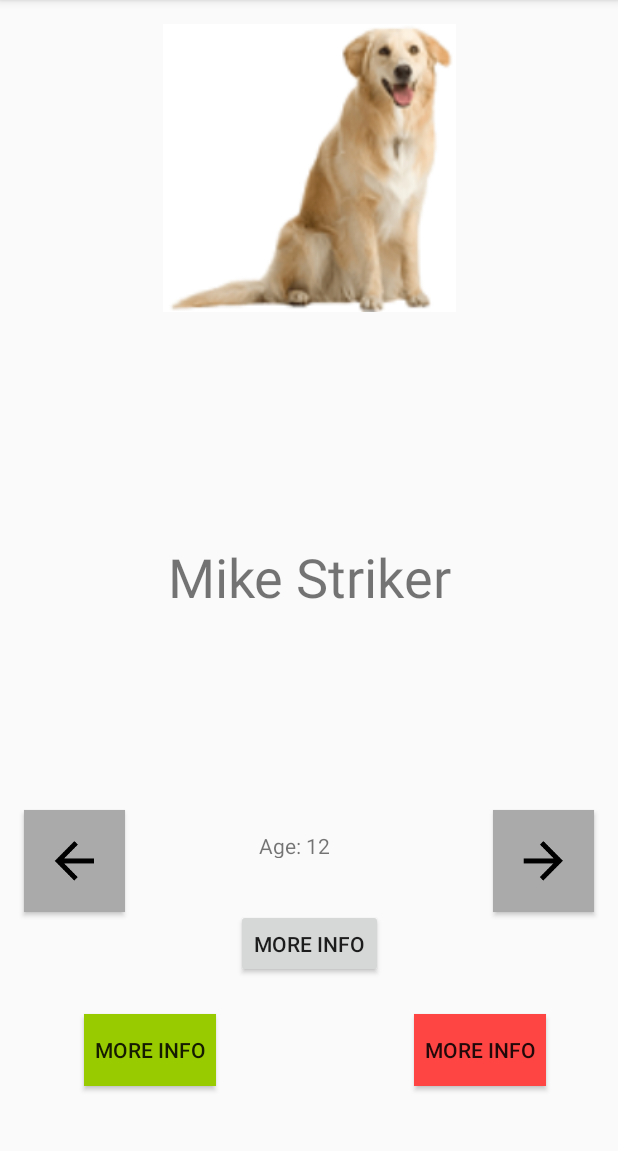
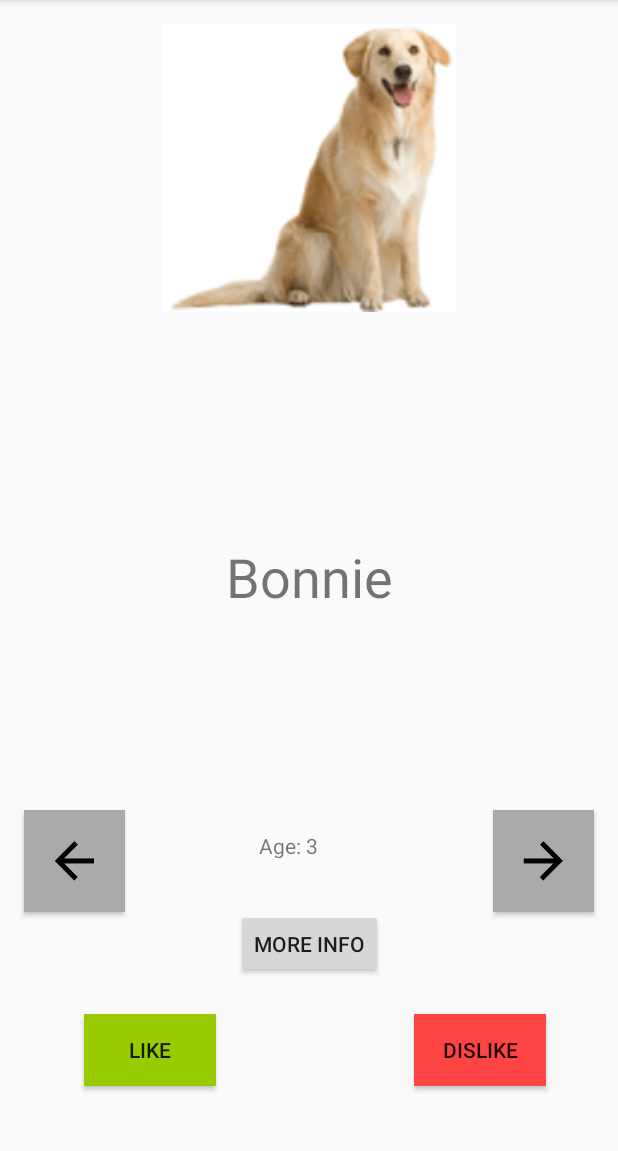
Before and after one commit to timbabs1/RealWorldProjectBackendPublic, an Android app: the screen it shows after launch (MainActivity), on a phone screen of 412 x 824 dp, the part 84-1235 px from its top. Run offline under Robolectric (Android 15) with nearby library versions, the phone set to English and light mode, and no system bars.

Commit message:
Changed Strings Added animal class buttons work to add new images to add more info to add database for liked animals

```diff
--- a/app/src/main/AndroidManifest.xml
+++ b/app/src/main/AndroidManifest.xml
@@ -16,6 +16,7 @@
                 <category android:name="android.intent.category.LAUNCHER" />
             </intent-filter>
         </activity>
+        <activity android:name=".MoreInfo"></activity>
     </application>
 
 </manifest>
--- /dev/null
+++ b/app/src/main/java/com/example/timti/androidfriendfinder/AnimalClass.java
@@ -0,0 +1,44 @@
+package com.example.timti.androidfriendfinder;
+
+public class AnimalClass {
+    /*
+    Type
+    Breed
+    Age
+    Picture
+    History
+    Personality Traits
+     */
+    public String name;
+    public String type;
+    public String breed;
+    public int age;
+    public int photoid;
+
+    public AnimalClass(String name, String type, String breed, int age, int photoid){
+        this.name = name;
+        this.type = type;
+        this.age = age;
+        this.photoid = photoid;
+    }
+
+    public String getName() {
+        return name;
+    }
+
+    public String getType() {
+        return type;
+    }
+
+    public String getBreed() {
+        return breed;
+    }
+
+    public int getAge() {
+        return age;
+    }
+
+    public int getPhotoid() {
+        return photoid;
+    }
+}
--- a/app/src/main/java/com/example/timti/androidfriendfinder/MainActivity.java
+++ b/app/src/main/java/com/example/timti/androidfriendfinder/MainActivity.java
@@ -1,13 +1,77 @@
 package com.example.timti.androidfriendfinder;
 
+import android.media.Image;
 import android.support.v7.app.AppCompatActivity;
 import android.os.Bundle;
+import android.view.View;
+import android.widget.ImageView;
+import android.widget.TextView;
+import android.widget.Button;
+
+import java.util.ArrayList;
 
 public class MainActivity extends AppCompatActivity {
+
+    private TextView animalName;
+    private TextView animalAge;
+    private ImageView animalImage;
+    private Button rightButton;
+    private Button leftButton;
+    ArrayList<AnimalClass> animalList = new ArrayList<AnimalClass>();
+    int i = animalList.size()/2;
 
     @Override
     protected void onCreate(Bundle savedInstanceState) {
         super.onCreate(savedInstanceState);
         setContentView(R.layout.activity_main);
+        animalList.add(new AnimalClass("Bonnie", "Dog", "Labrador", 3, R.drawable.dog_ggg));
+        animalList.add(new AnimalClass("Cam the Camel", "Camel", "Wolly Camel", 11, R.drawable.camel));
+        animalList.add(new AnimalClass("Annie", "Dog", "Labrador", 2, R.drawable.dog_ggg));
+        animalList.add(new AnimalClass("Lamfred the Lion", "Cat", "African Lion", 4, R.drawable.camel));
+        animalList.add(new AnimalClass("Lucy", "Dog", "Labrador", 4, R.drawable.dog_ggg));
+        animalList.add(new AnimalClass("Wolly the Sheep", "Sheep", "Bluefaced Leicester", 2, R.drawable.camel));
+        animalList.add(new AnimalClass("Missy", "Dog", "West Highland White Terrior", 13, R.drawable.dog_ggg));
+        animalList.add(new AnimalClass("Lucifer", "Cat", "Bengal", 6, R.drawable.camel));
+
+
+        rightButton = (Button) findViewById(R.id.rightButton);
+        leftButton = (Button) findViewById(R.id.leftButton);
+        animalName = (TextView) findViewById(R.id.animalName);
+        animalAge = (TextView) findViewById(R.id.animalAge);
+        animalImage = (ImageView) findViewById(R.id.animalImage);
+
+        animalName.setText(animalList.get(i).getName());
+        animalAge.setText("Age: " + String.valueOf(animalList.get(i).getAge()));
+        animalImage.setImageResource(animalList.get(i).getPhotoid());
+
+        rightButton.setOnClickListener(
+                new Button.OnClickListener() {
+                    public void onClick(View v) {
+                        i++;
+                        if (i >= animalList.size()){
+                            i = 0;
+                        }
+                        animalName.setText(animalList.get(i).getName());
+                        animalAge.setText("Age: " + String.valueOf(animalList.get(i).getAge()));
+                        animalImage.setImageResource(animalList.get(i).getPhotoid());
+                    }
+                }
+        );
+
+        leftButton.setOnClickListener(
+                new Button.OnClickListener(){
+                    public void onClick(View v){
+                        i--;
+                        if (i < 0)
+                        {
+                            i = animalList.size()-1;
+                        }
+                        animalName.setText(animalList.get(i).getName());
+                        animalAge.setText("Age: " + String.valueOf(animalList.get(i).getAge()));
+                        animalImage.setImageResource(animalList.get(i).getPhotoid());
+                    }
+                }
+        );
+
     }
 }
--- /dev/null
+++ b/app/src/main/java/com/example/timti/androidfriendfinder/MoreInfo.java
@@ -0,0 +1,13 @@
+package com.example.timti.androidfriendfinder;
+
+import android.support.v7.app.AppCompatActivity;
+import android.os.Bundle;
+
+public class MoreInfo extends AppCompatActivity {
+
+    @Override
+    protected void onCreate(Bundle savedInstanceState) {
+        super.onCreate(savedInstanceState);
+        setContentView(R.layout.activity_more_info);
+    }
+}
--- a/app/src/main/res/layout/activity_main.xml
+++ b/app/src/main/res/layout/activity_main.xml
@@ -7,6 +7,7 @@
     tools:context="com.example.timti.androidfriendfinder.MainActivity">
 
     <TextView
+        android:id="@+id/animalName"
         android:layout_width="wrap_content"
         android:layout_height="wrap_content"
         android:text="@string/Name"
@@ -17,7 +18,7 @@
         app:layout_constraintTop_toTopOf="parent" />
 
     <ImageView
-        android:id="@+id/imageView"
+        android:id="@+id/animalImage"
         android:layout_width="286dp"
         android:layout_height="192dp"
         android:layout_marginEnd="8dp"
@@ -27,10 +28,10 @@
         app:layout_constraintEnd_toEndOf="parent"
         app:layout_constraintStart_toStartOf="parent"
         app:layout_constraintTop_toTopOf="parent"
-        app:srcCompat="@drawable/dog_ggg" />
+        />
 
     <TextView
-        android:id="@+id/textView"
+        android:id="@+id/animalAge"
         android:layout_width="67dp"
         android:layout_height="18dp"
         android:layout_marginBottom="196dp"
@@ -43,7 +44,7 @@
         app:layout_constraintStart_toStartOf="parent" />
 
     <Button
-        android:id="@+id/button"
+        android:id="@+id/moreInfo"
         android:layout_width="wrap_content"
         android:layout_height="46dp"
         android:layout_marginBottom="116dp"
@@ -57,33 +58,31 @@
         tools:text="More info" />
 
     <Button
-        android:id="@+id/button2"
+        android:id="@+id/likeButton"
         android:layout_width="wrap_content"
         android:layout_height="wrap_content"
         android:layout_marginBottom="44dp"
         android:layout_marginStart="56dp"
         android:background="@android:color/holo_green_light"
-        android:text="@string/Button_Name"
+        android:text="@string/Like_button"
         app:layout_constraintBottom_toBottomOf="parent"
         app:layout_constraintStart_toStartOf="parent"
-        tools:text="LIKE"
-        android:layout_marginLeft="56dp" />
+        tools:text="LIKE" />
 
     <Button
-        android:id="@+id/button3"
+        android:id="@+id/dislikeButton"
         android:layout_width="wrap_content"
         android:layout_height="wrap_content"
         android:layout_marginBottom="44dp"
         android:layout_marginEnd="48dp"
         android:background="@android:color/holo_red_light"
-        android:text="@string/Button_Name"
+        android:text="@string/Dislike_button"
         app:layout_constraintBottom_toBottomOf="parent"
         app:layout_constraintEnd_toEndOf="parent"
-        tools:text="DISLIKE"
-        android:layout_marginRight="48dp" />
+        tools:text="DISLIKE" />
 
     <Button
-        android:id="@+id/button8"
+        android:id="@+id/rightButton"
         android:layout_width="67dp"
         android:layout_height="68dp"
         android:layout_marginBottom="160dp"
@@ -95,7 +94,7 @@
         app:layout_constraintEnd_toEndOf="parent" />
 
     <Button
-        android:id="@+id/button9"
+        android:id="@+id/leftButton"
         android:layout_width="67dp"
         android:layout_height="68dp"
         android:layout_marginBottom="160dp"
--- /dev/null
+++ b/app/src/main/res/layout/activity_more_info.xml
@@ -0,0 +1,9 @@
+<?xml version="1.0" encoding="utf-8"?>
+<android.support.constraint.ConstraintLayout xmlns:android="http://schemas.android.com/apk/res/android"
+    xmlns:app="http://schemas.android.com/apk/res-auto"
+    xmlns:tools="http://schemas.android.com/tools"
+    android:layout_width="match_parent"
+    android:layout_height="match_parent"
+    tools:context="com.example.timti.androidfriendfinder.MoreInfo">
+
+</android.support.constraint.ConstraintLayout>
--- a/app/src/main/res/values/strings.xml
+++ b/app/src/main/res/values/strings.xml
@@ -3,5 +3,7 @@
     <string name="Age">Age: 12</string>
     <string name="Name">Mike Striker</string>
     <string name="Button_Name">More Info</string>
+    <string name="Like_button">Like</string>
+    <string name="Dislike_button">Dislike</string>
     <string name="Description">describe</string>
 </resources>
```
